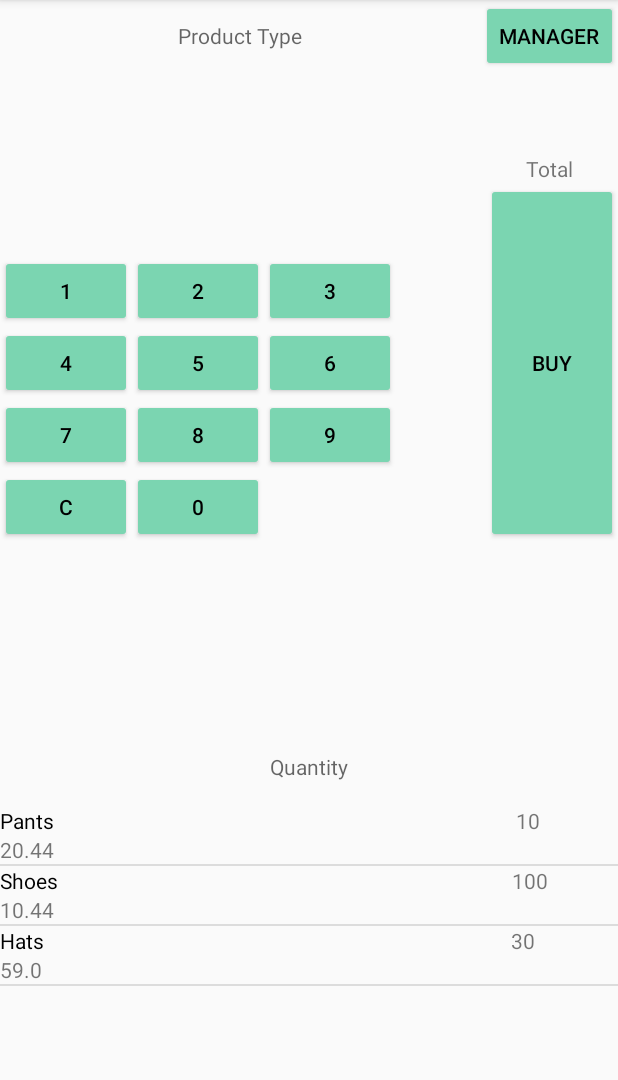
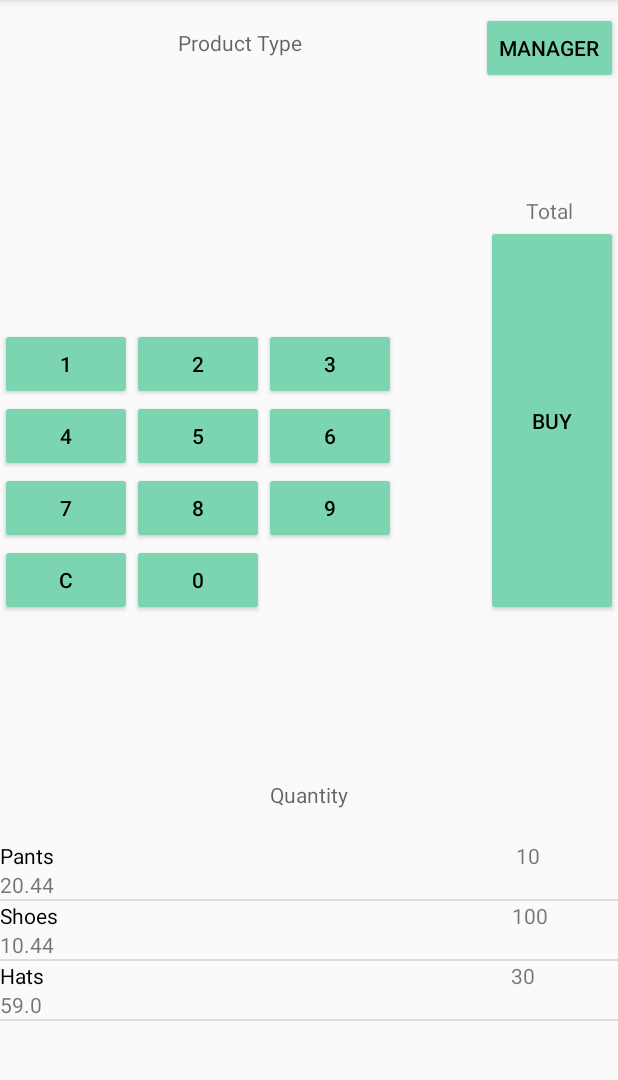
Before and after one commit to mays4/Cash_Register, an Android app: the screen it shows after launch (MainActivity), on a phone screen of 412 x 824 dp, the part 84-1164 px from its top. Run offline under Robolectric (Android 15) with nearby library versions, the phone set to English and light mode, and no system bars.

Commit message:
Changed in Layout

```diff
--- a/app/src/main/res/layout/activity_main.xml
+++ b/app/src/main/res/layout/activity_main.xml
@@ -10,7 +10,7 @@
     <TextView
         android:id="@+id/textView"
         android:layout_width="wrap_content"
-        android:layout_height="0dp"
+        android:layout_height="wrap_content"
         android:gravity="center"
         android:hint="@string/product_type"
         app:layout_constraintBottom_toBottomOf="@+id/manger"
@@ -22,13 +22,14 @@
 
     <Button
         android:id="@+id/manger"
-        android:layout_width="0dp"
+        android:layout_width="wrap_content"
         android:layout_height="wrap_content"
         android:backgroundTint="@color/DarkSeaGreen"
         android:text="@string/manger"
         android:textColor="@color/black"
-        app:layout_constraintBottom_toBottomOf="@+id/textView"
+        app:layout_constraintBottom_toTopOf="@+id/guideline"
         app:layout_constraintEnd_toEndOf="parent"
+
         app:layout_constraintTop_toTopOf="parent"
         app:layout_constraintVertical_bias="0.1" />
 
@@ -38,7 +39,7 @@
         android:layout_width="wrap_content"
         android:layout_height="wrap_content"
         android:orientation="horizontal"
-        app:layout_constraintGuide_percent="0.23" />
+        app:layout_constraintGuide_percent="0.17" />
 
 
     <TableLayout
@@ -47,7 +48,7 @@
         android:layout_height="wrap_content"
         android:weightSum="4"
         app:layout_constraintStart_toStartOf="parent"
-        app:layout_constraintTop_toBottomOf="@+id/textView"
+        app:layout_constraintTop_toBottomOf="@+id/guideline"
         app:layout_constraintBottom_toTopOf="@+id/guideline3"
         >
 
@@ -187,18 +188,20 @@
         android:layout_width="wrap_content"
         android:layout_height="wrap_content"
         android:orientation="horizontal"
-        app:layout_constraintGuide_percent="0.63" />
+        app:layout_constraintGuide_percent="0.65" />
+
+
     <TextView
         android:id="@+id/total"
-        android:layout_width="wrap_content"
+        android:layout_width="0dp"
         android:layout_height="wrap_content"
+        android:gravity="center"
         android:text="@string/total"
-        android:textAlignment="center"
-        app:layout_constraintStart_toStartOf="@id/manger"
+        app:layout_constraintTop_toTopOf="@id/guideline"
+        app:layout_constraintBottom_toTopOf="@+id/buy"
         app:layout_constraintEnd_toEndOf="parent"
-        app:layout_constraintTop_toBottomOf="@id/manger"
-        app:layout_constraintBottom_toBottomOf="@+id/guideline"/>
-
+        app:layout_constraintStart_toStartOf="@+id/manger"
+       />
 
     <Button
         android:id="@+id/buy"
@@ -210,8 +213,8 @@
         app:layout_constraintBottom_toBottomOf="@id/table"
         app:layout_constraintEnd_toEndOf="parent"
         app:layout_constraintHorizontal_bias="1.0"
-        app:layout_constraintStart_toEndOf="@+id/table"
-        app:layout_constraintTop_toBottomOf="@id/total" />
+        app:layout_constraintTop_toBottomOf="@id/total"
+         />
 
 
     <TextView
@@ -231,7 +234,7 @@
         android:layout_width="wrap_content"
         android:layout_height="wrap_content"
         android:orientation="horizontal"
-        app:layout_constraintGuide_percent="0.7" />
+        app:layout_constraintGuide_percent="0.73" />
 
     <ListView
         android:id="@+id/product_list"
```
